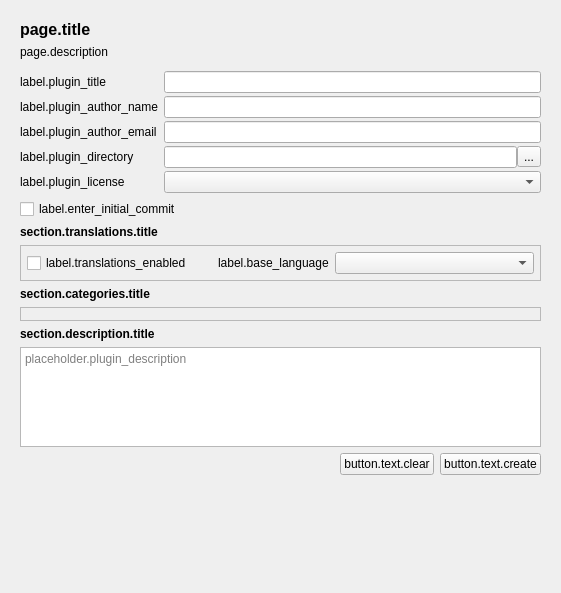
rdswift/picard-plugin-create-plugin, file plugin_dialog.ui: the form before one commit.
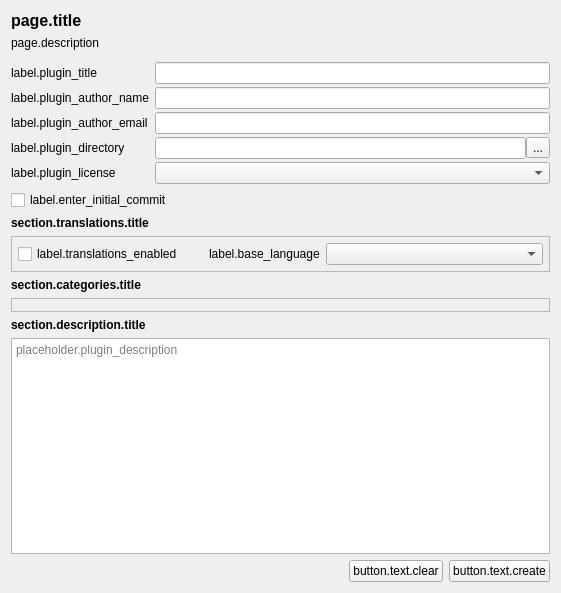
The form after the commit.

The edit to the form file:
```diff
--- a/plugin_dialog.ui
+++ b/plugin_dialog.ui
@@ -21,24 +21,6 @@
   </property>
   <layout class="QVBoxLayout" name="verticalLayout">
    <item>
-    <widget class="QScrollArea" name="scrollArea">
-     <property name="frameShape">
-      <enum>QFrame::Shape::NoFrame</enum>
-     </property>
-     <property name="widgetResizable">
-      <bool>true</bool>
-     </property>
-     <widget class="QWidget" name="scrollAreaWidgetContents">
-      <property name="geometry">
-       <rect>
-        <x>0</x>
-        <y>0</y>
-        <width>543</width>
-        <height>575</height>
-       </rect>
-      </property>
-      <layout class="QVBoxLayout" name="verticalLayout_2">
-       <item>
         <widget class="QLabel" name="page_title">
          <property name="font">
           <font>
@@ -301,7 +283,7 @@
        <item>
         <widget class="QPlainTextEdit" name="plugin_description">
          <property name="sizePolicy">
-          <sizepolicy hsizetype="Expanding" vsizetype="Fixed">
+      <sizepolicy hsizetype="Expanding" vsizetype="Expanding">
            <horstretch>0</horstretch>
            <verstretch>0</verstretch>
           </sizepolicy>
@@ -315,7 +297,7 @@
          <property name="maximumSize">
           <size>
            <width>16777215</width>
-           <height>100</height>
+       <height>16777215</height>
           </size>
          </property>
          <property name="placeholderText">
@@ -357,23 +339,6 @@
          </item>
         </layout>
        </item>
-       <item>
-        <spacer name="verticalSpacer">
-         <property name="orientation">
-          <enum>Qt::Orientation::Vertical</enum>
-         </property>
-         <property name="sizeHint" stdset="0">
-          <size>
-           <width>20</width>
-           <height>40</height>
-          </size>
-         </property>
-        </spacer>
-       </item>
-      </layout>
-     </widget>
-    </widget>
-   </item>
   </layout>
  </widget>
  <tabstops>
```
Left out of the diff: 3 changed lines with no effect on the pictures. Lines whose indentation alone changed are shown as unchanged.
